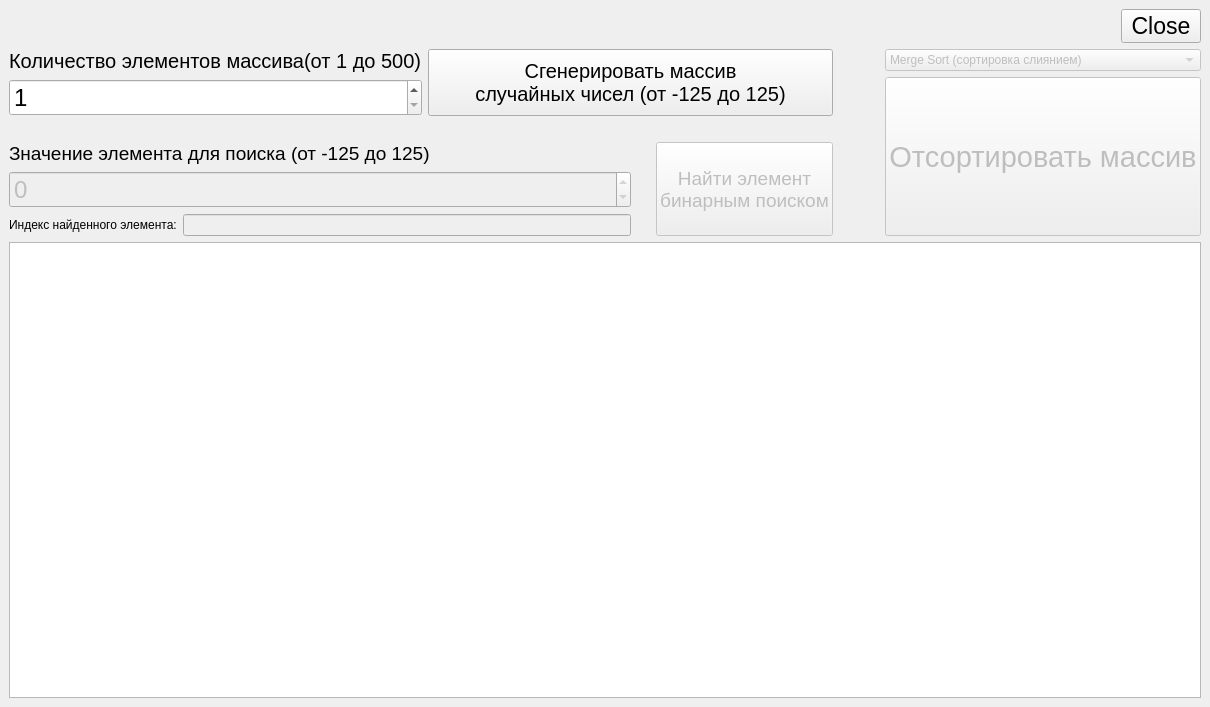
This is LabWork_4/Task_1/mainwindow.ui in deviyan13/Labs2Sem as Qt 5 draws it before an edit. The edited form follows.
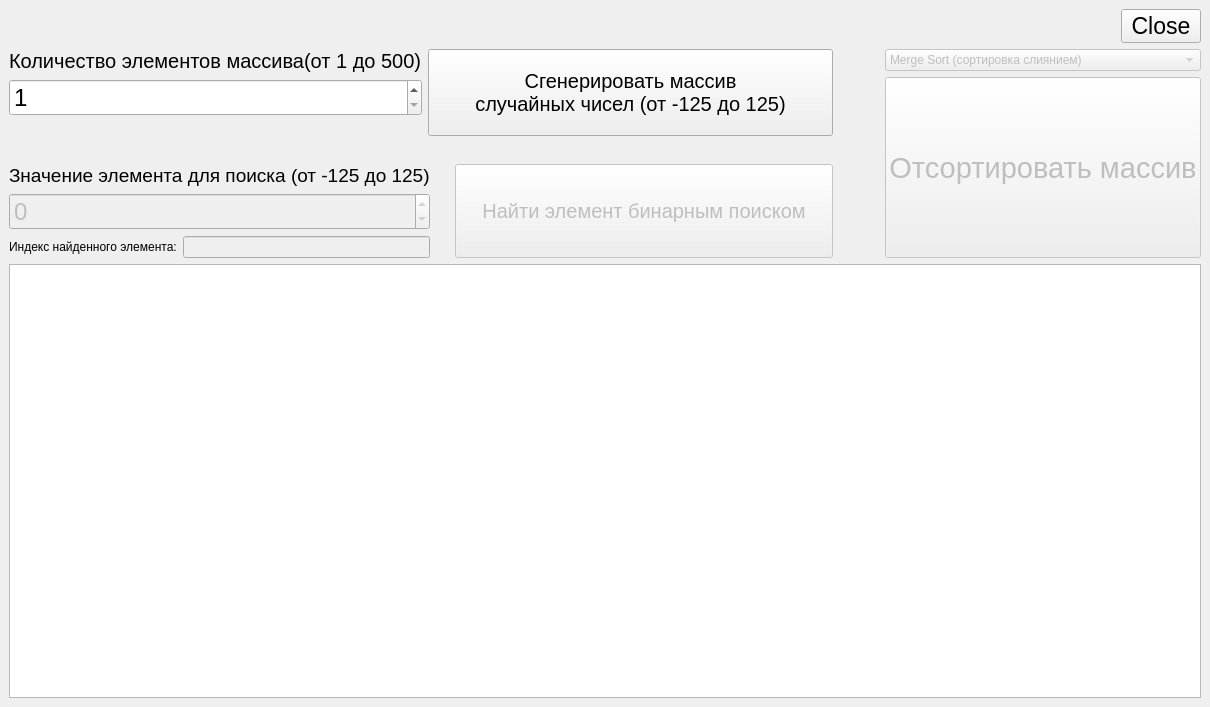
This is the edited form. Icons and pictures are not drawn.

Diff of the .ui file:
```diff
--- a/LabWork_4/Task_1/mainwindow.ui
+++ b/LabWork_4/Task_1/mainwindow.ui
@@ -135,6 +135,22 @@
             </property>
            </widget>
           </item>
+          <item>
+           <spacer name="verticalSpacer_2">
+            <property name="orientation">
+             <enum>Qt::Vertical</enum>
+            </property>
+            <property name="sizeType">
+             <enum>QSizePolicy::Fixed</enum>
+            </property>
+            <property name="sizeHint" stdset="0">
+             <size>
+              <width>20</width>
+              <height>20</height>
+             </size>
+            </property>
+           </spacer>
+          </item>
          </layout>
         </item>
         <item>
@@ -157,6 +173,15 @@
            <string>Сгенерировать массив
 случайных чисел (от -125 до 125)</string>
           </property>
+          <property name="icon">
+           <iconset theme="view-refresh"/>
+          </property>
+          <property name="iconSize">
+           <size>
+            <width>35</width>
+            <height>35</height>
+           </size>
+          </property>
          </widget>
         </item>
        </layout>
@@ -172,7 +197,7 @@
         <property name="sizeHint" stdset="0">
          <size>
           <width>20</width>
-          <height>13</height>
+          <height>15</height>
          </size>
         </property>
        </spacer>
@@ -260,19 +285,27 @@
              <bool>false</bool>
             </property>
             <property name="sizePolicy">
-             <sizepolicy hsizetype="Minimum" vsizetype="Preferred">
+             <sizepolicy hsizetype="Expanding" vsizetype="Preferred">
               <horstretch>0</horstretch>
               <verstretch>0</verstretch>
              </sizepolicy>
             </property>
             <property name="font">
              <font>
-              <pointsize>14</pointsize>
+              <pointsize>15</pointsize>
              </font>
             </property>
             <property name="text">
-             <string>Найти элемент
-бинарным поиском</string>
+             <string>Найти элемент бинарным поиском</string>
+            </property>
+            <property name="icon">
+             <iconset theme="system-search"/>
+            </property>
+            <property name="iconSize">
+             <size>
+              <width>35</width>
+              <height>35</height>
+             </size>
             </property>
            </widget>
           </item>
```
